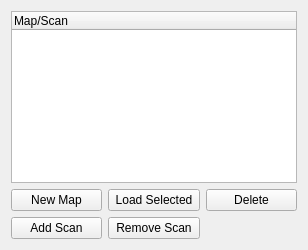
Before: the Qt Designer form lib/analysis/modules/Photostim/MapCtrlTemplate.ui in acq4/acq4, drawn with Qt 5.
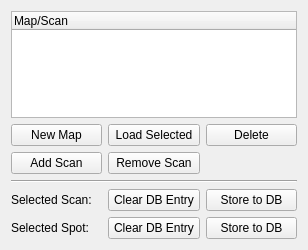
After: the same form once the commit is applied. Custom widgets are drawn as their Qt base class.

The edit to the form file:
```diff
--- a/lib/analysis/modules/Photostim/MapCtrlTemplate.ui
+++ b/lib/analysis/modules/Photostim/MapCtrlTemplate.ui
@@ -58,8 +58,64 @@
      </property>
     </widget>
    </item>
+   <item row="5" column="1">
+    <widget class="FeedbackButton" name="clearDBSpotBtn">
+     <property name="text">
+      <string>Clear DB Entry</string>
+     </property>
+    </widget>
+   </item>
+   <item row="5" column="0">
+    <widget class="QLabel" name="label">
+     <property name="text">
+      <string>Selected Spot:</string>
+     </property>
+    </widget>
+   </item>
+   <item row="4" column="0">
+    <widget class="QLabel" name="label_2">
+     <property name="text">
+      <string>Selected Scan:</string>
+     </property>
+    </widget>
+   </item>
+   <item row="4" column="1">
+    <widget class="FeedbackButton" name="clearDBScanBtn">
+     <property name="text">
+      <string>Clear DB Entry</string>
+     </property>
+    </widget>
+   </item>
+   <item row="4" column="2">
+    <widget class="FeedbackButton" name="storeDBScanBtn">
+     <property name="text">
+      <string>Store to DB</string>
+     </property>
+    </widget>
+   </item>
+   <item row="5" column="2">
+    <widget class="FeedbackButton" name="storeDBSpotBtn">
+     <property name="text">
+      <string>Store to DB</string>
+     </property>
+    </widget>
+   </item>
+   <item row="3" column="0" colspan="3">
+    <widget class="Line" name="line">
+     <property name="orientation">
+      <enum>Qt::Horizontal</enum>
+     </property>
+    </widget>
+   </item>
   </layout>
  </widget>
+ <customwidgets>
+  <customwidget>
+   <class>FeedbackButton</class>
+   <extends>QPushButton</extends>
+   <header>FeedbackButton</header>
+  </customwidget>
+ </customwidgets>
  <resources/>
  <connections/>
 </ui>
```
